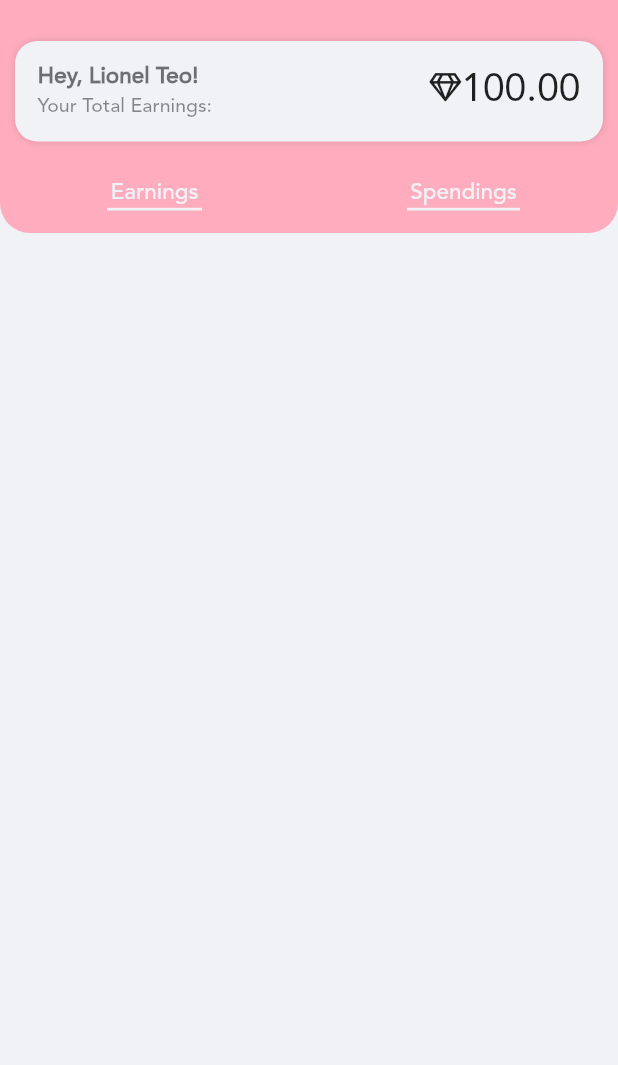
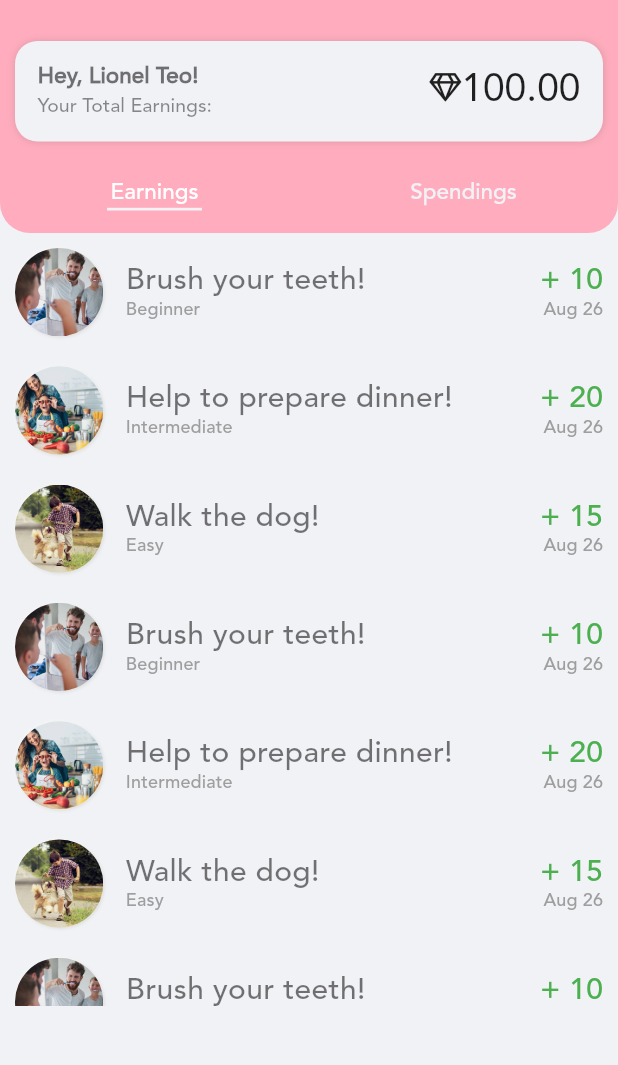
Before and after one commit to lioneltjr/task_mi, a Flutter app: the ProfileScreen screen opened by its route, on a phone screen of 412 x 824 dp, the part 73-1138 px from its top. Run offline on Flutter 3.47's test engine with Material 2 defaults, Android fonts, the phone set to English and light mode, and no system bars; our stand-ins replace font_awesome_flutter, simple_animations; key blocks and very long unbroken strings in the code were emptied for the run.

Commit message:
Completed profile page

```diff
--- /dev/null
+++ b/lib/components/TransactionWidget.dart
@@ -0,0 +1,125 @@
+import 'package:flutter/material.dart';
+import 'package:taskme/components/constants.dart';
+import 'package:font_awesome_flutter/font_awesome_flutter.dart';
+
+class TransactionWidget extends StatelessWidget {
+  final String title;
+  final String difficulty;
+  final int points;
+  final String image;
+  TransactionWidget({this.image, this.title, this.difficulty, this.points});
+
+
+
+  @override
+  Widget build(BuildContext context) {
+    return Column(
+      children: <Widget>[
+        Padding(
+          padding: EdgeInsets.symmetric(horizontal: 10, vertical: 10),
+          child: Container(
+            width: MediaQuery.of(context).size.height - 30,
+            child: Row(
+              mainAxisAlignment: MainAxisAlignment.spaceBetween,
+              children: <Widget>[
+                Container(
+                  height: MediaQuery.of(context).size.height / 14,
+                  width: MediaQuery.of(context).size.height / 14,
+                  child: Column(
+                    mainAxisAlignment: MainAxisAlignment.center,
+                    crossAxisAlignment: CrossAxisAlignment.start,
+                    children: <Widget>[
+                      Container(
+                        height: MediaQuery.of(context).size.height / 14,
+                        width: MediaQuery.of(context).size.height / 14,
+                        decoration: BoxDecoration(
+                          borderRadius: BorderRadius.circular(
+                              MediaQuery.of(context).size.height / 9),
+                          image: DecorationImage(
+                            image: AssetImage(image),
+                            fit: BoxFit.cover,
+                          ),
+                          boxShadow: [
+                            BoxShadow(
+                                color: Colors.grey[300],
+                                blurRadius: 1,
+                                offset: Offset(1, 1)),
+                            BoxShadow(
+                                color: Global.white,
+                                blurRadius: 0.8,
+                                offset: Offset(-1, -1))
+                          ],
+                        ),
+                      ),
+                    ],
+                  ),
+                ),
+                Container(
+                  width: MediaQuery.of(context).size.width - 30 - MediaQuery.of(context).size.height/14,
+                  height: MediaQuery.of(context).size.height/14,
+                  padding: EdgeInsets.only(left: 5),
+                  child: Row(
+                    mainAxisAlignment: MainAxisAlignment.spaceBetween,
+                    children: <Widget>[
+                      Column(
+                        crossAxisAlignment: CrossAxisAlignment.start,
+                        mainAxisAlignment: MainAxisAlignment.center,
+                        children: <Widget>[
+                          Text(
+                            title,
+                            style: TextStyle(
+                                fontSize: 20,
+                                fontWeight: FontWeight.bold,
+                                letterSpacing: 0.2,
+                                color: Colors.black54),
+                          ),
+                          Text(
+                              difficulty,
+                              style: TextStyle(
+                                  fontSize: 12,
+                                  fontWeight: FontWeight.w700,
+                                  letterSpacing: 0.1,
+                                  color: Colors.grey)
+                          ),
+                        ],
+                      ),
+                      Column(
+                        crossAxisAlignment: CrossAxisAlignment.end,
+                        mainAxisAlignment: MainAxisAlignment.center,
+                        children: <Widget>[
+                          Text(
+                            '+ '+points.toString(),
+                            style: TextStyle(
+                                fontSize: 20,
+                                fontWeight: FontWeight.bold,
+                                letterSpacing: 0.2,
+                                color: Colors.green),
+                          ),
+                          Text('Aug 26',
+                              style: TextStyle(
+                                  fontSize: 12,
+                                  fontWeight: FontWeight.w700,
+                                  letterSpacing: 0.1,
+                                  color: Colors.grey)
+                          ),
+                        ],
+                      ),
+                    ],
+                  ),
+                ),
+              ],
+            ),
+          ),
+        ),
+//        Padding(
+//          padding: const EdgeInsets.symmetric(horizontal: 15.0),
+//          child: Divider(
+//            height: 1,
+//            thickness: 1,
+//            color: Global.lesshotpink,
+//          ),
+//        )
+      ],
+    );
+  }
+}
--- a/lib/screens/profile_screen.dart
+++ b/lib/screens/profile_screen.dart
@@ -2,11 +2,52 @@ import 'package:flutter/cupertino.dart';
 import 'package:flutter/material.dart';
 import 'package:flutter/painting.dart';
 import 'package:taskme/components/ItemWidget.dart';
+import 'package:taskme/components/TransactionWidget.dart';
 import 'package:taskme/screens/mainNav.dart';
 import 'package:taskme/components/constants.dart';
 import 'package:font_awesome_flutter/font_awesome_flutter.dart';
 
-class ProfileScreen extends StatelessWidget {
+class ProfileScreen extends StatefulWidget {
+
+  @override
+  _ProfileScreenState createState() => _ProfileScreenState();
+}
+
+class _ProfileScreenState extends State<ProfileScreen> with SingleTickerProviderStateMixin{
+  AnimationController _controller;
+  bool _selectedCategory = true;
+  Animation animation;
+
+  final List<Widget> transactionlist = [
+    TransactionWidget(image: 'assets/images/brushteeth.jpg',title: 'Brush your teeth!',difficulty: 'Beginner',points: 10,),
+    TransactionWidget(image: 'assets/images/preparedinner.jpg',title: 'Help to prepare dinner!',difficulty: 'Intermediate',points: 20,),
+    TransactionWidget(image: 'assets/images/walkpet.jpg',title: 'Walk the dog!',difficulty: 'Easy',points: 15,),
+    TransactionWidget(image: 'assets/images/brushteeth.jpg',title: 'Brush your teeth!',difficulty: 'Beginner',points: 10,),
+    TransactionWidget(image: 'assets/images/preparedinner.jpg',title: 'Help to prepare dinner!',difficulty: 'Intermediate',points: 20,),
+    TransactionWidget(image: 'assets/images/walkpet.jpg',title: 'Walk the dog!',difficulty: 'Easy',points: 15,),
+    TransactionWidget(image: 'assets/images/brushteeth.jpg',title: 'Brush your teeth!',difficulty: 'Beginner',points: 10,),
+    TransactionWidget(image: 'assets/images/preparedinner.jpg',title: 'Help to prepare dinner!',difficulty: 'Intermediate',points: 20,),
+    TransactionWidget(image: 'assets/images/walkpet.jpg',title: 'Walk the dog!',difficulty: 'Easy',points: 15,),
+    TransactionWidget(image: 'assets/images/brushteeth.jpg',title: 'Brush your teeth!',difficulty: 'Beginner',points: 10,),
+    TransactionWidget(image: 'assets/images/preparedinner.jpg',title: 'Help to prepare dinner!',difficulty: 'Intermediate',points: 20,),
+    TransactionWidget(image: 'assets/images/walkpet.jpg',title: 'Walk the dog!',difficulty: 'Easy',points: 15,),
+  ];
+
+  @override
+  void initState() {
+    // TODO: implement initState
+    super.initState();
+    _controller = AnimationController(
+      duration: Duration(milliseconds: 300),
+      vsync: this,
+    );
+    animation = CurvedAnimation(parent: _controller, curve: Curves.easeIn);
+    _controller.forward(from: 0);
+    _controller.addListener((){
+      setState(() {});
+    });
+  }
+
 
   @override
   Widget build(BuildContext context) {
@@ -93,6 +134,9 @@ class ProfileScreen extends StatelessWidget {
       ),
       backgroundColor: Global.greywhite,
       body: Column(
+        crossAxisAlignment: CrossAxisAlignment.center,
+        children: <Widget>[
+          Column(
             mainAxisAlignment: MainAxisAlignment.start,
             crossAxisAlignment: CrossAxisAlignment.center,
             children: <Widget>[
@@ -125,41 +169,6 @@ class ProfileScreen extends StatelessWidget {
                         child: Row(
                           mainAxisAlignment: MainAxisAlignment.spaceBetween,
                           children: <Widget>[
-//                Material(
-//                  color: Colors.transparent,
-//                  child: InkWell(
-//                    onTap: (){},
-//                    borderRadius: BorderRadius.circular(MediaQuery.of(context).size.width/3),
-//                    child: Padding(
-//                      padding: const EdgeInsets.all(8.0),
-//                      child: Stack(
-//                        children: <Widget>[
-//                          Container(
-//                            width: MediaQuery.of(context).size.width/3,
-//                            height: MediaQuery.of(context).size.width/3,
-//                            decoration: BoxDecoration(
-//                              borderRadius: BorderRadius.circular(MediaQuery.of(context).size.width/3),
-//                              gradient: LinearGradient(
-//                                colors: [Global.shadowColor, Colors.white],
-//                                begin: Alignment.topLeft,
-//                                end: Alignment.bottomRight
-//                              ),
-//                            ),
-//                          ),
-//                          Positioned(
-//                            top:4,
-//                            bottom: 4,
-//                            left: 4,
-//                            right: 4,
-//                            child: CircleAvatar(
-//                              backgroundImage: Image.asset('assets/images/axo.png').image,
-//                            )
-//                          )
-//                        ],
-//                      ),
-//                    ),
-//                  ),
-//                )
                             Column(
                               mainAxisAlignment: MainAxisAlignment.start,
                               crossAxisAlignment: CrossAxisAlignment.start,
@@ -223,22 +232,33 @@ class ProfileScreen extends StatelessWidget {
                                 width: MediaQuery.of(context).size.width/3,
                                 child: Column(
                                   children: <Widget>[
-                                Center(
+                                    GestureDetector(
+                                      onTap:(){
+                                        setState(() {
+                                          _selectedCategory = true;
+                                          _controller.forward(from: 0);
+                                        });
+                                      },
+                                      child: Center(
                                         child: Text(
                                           'Earnings',
                                           style: TextStyle(
-                                      color: Global.greywhite,
+                                            color: _selectedCategory?Colors.white:Global.greywhite,
                                             fontSize: 15,
-                                      fontWeight: FontWeight.bold
+                                            fontWeight: _selectedCategory? FontWeight.w700:FontWeight.bold
+                                          ),
                                         ),
                                       ),
                                     ),
                                     Padding(
                                       padding: const EdgeInsets.fromLTRB(32,2,32,0),
+                                      child: Opacity(
+                                        opacity: _selectedCategory? animation.value * 1.0:  0.0,
                                         child: Divider(
                                           height: 1,
                                           color: Global.greywhite,
                                           thickness: 1.8,
+                                        ),
                                       ),
                                     )
                                   ],
@@ -252,22 +272,33 @@ class ProfileScreen extends StatelessWidget {
                                 width: MediaQuery.of(context).size.width/3,
                                 child: Column(
                                   children: <Widget>[
-                                Center(
+                                    GestureDetector(
+                                      onTap:(){
+                                        setState(() {
+                                          _selectedCategory = false;
+                                          _controller.forward(from: 0);
+                                        });
+                                      },
+                                      child: Center(
                                         child: Text(
                                           'Spendings',
                                           style: TextStyle(
-                                        color: Global.greywhite,
+                                              color: _selectedCategory?Global.greywhite:Colors.white,
                                               fontSize: 15,
-                                        fontWeight: FontWeight.bold
+                                              fontWeight: _selectedCategory? FontWeight.bold:FontWeight.w700
+                                          ),
                                         ),
                                       ),
                                     ),
                                     Padding(
                                       padding: const EdgeInsets.fromLTRB(26,2,26,0),
+                                      child: Opacity(
+                                        opacity: _selectedCategory?  0.0: animation.value * 1.0,
                                         child: Divider(
                                           height: 1,
                                           color: Global.greywhite,
                                           thickness: 1.8,
+                                        ),
                                       ),
                                     )
                                   ],
@@ -277,12 +308,31 @@ class ProfileScreen extends StatelessWidget {
                           ],
                         ),
                       ),
-                )
+                    ),
                   ],
                 ),
+              ),
+              Container(
+                height: MediaQuery.of(context).size.height / 1.6,
+                child: ListView.builder(
+                    itemCount:transactionlist.length, itemBuilder: (context,index){
+                  return Container(
+                      child:transactionlist[index]
+                  );
+                }),
               )
+
+
+            ],
+          ),
         ],
       ),
     );
   }
+  @override
+  void dispose() {
+    // TODO: implement dispose
+    super.dispose();
+    _controller.dispose();
   }
+}
```
Also changed, not shown: lib/components/TaskWidget.dart (+40 -21 lines). Lines whose indentation alone changed are shown as unchanged.
